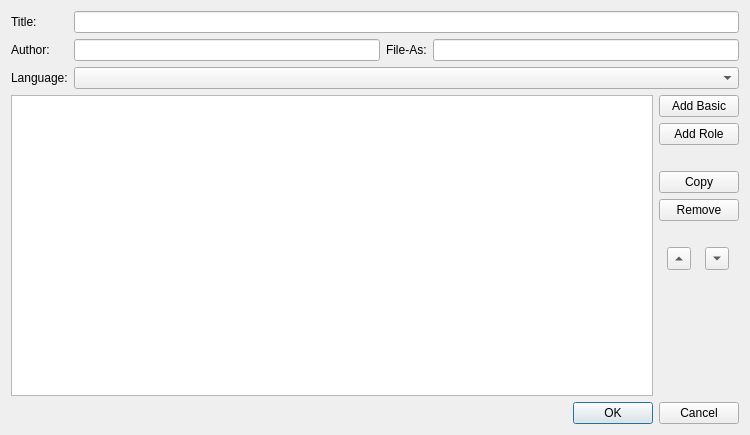
Before: the Qt Designer form src/Sigil/Form_Files/MetaEditor.ui in Sigil-Ebook/Sigil, drawn with Qt 5.
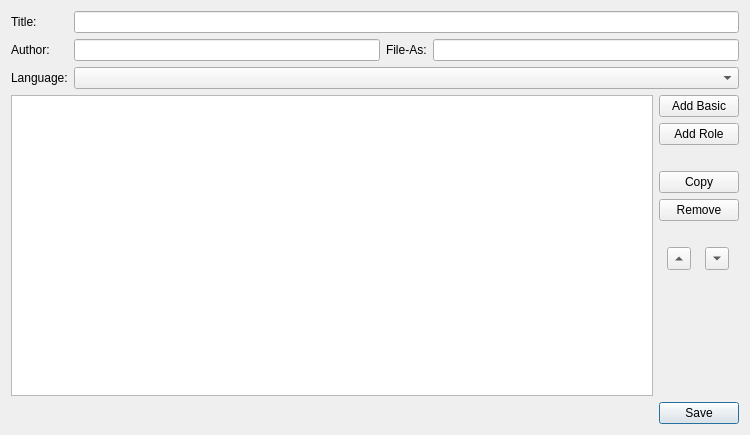
After: the same form once the commit is applied.

Commit message: Implement issue 1864: Non-modal Metadata Editor dialog.  Fix prompt to save when deleting Index rows.

Diff of the .ui file:
```diff
--- a/src/Sigil/Form_Files/MetaEditor.ui
+++ b/src/Sigil/Form_Files/MetaEditor.ui
@@ -246,7 +246,7 @@
    <item>
     <widget class="QDialogButtonBox" name="buttonBox">
      <property name="standardButtons">
-      <set>QDialogButtonBox::Cancel|QDialogButtonBox::Ok</set>
+      <set>QDialogButtonBox::Save</set>
      </property>
     </widget>
    </item>
```
Left out of the diff: 34 changed lines with no effect on the pictures. The commit also changes 5 other files.
